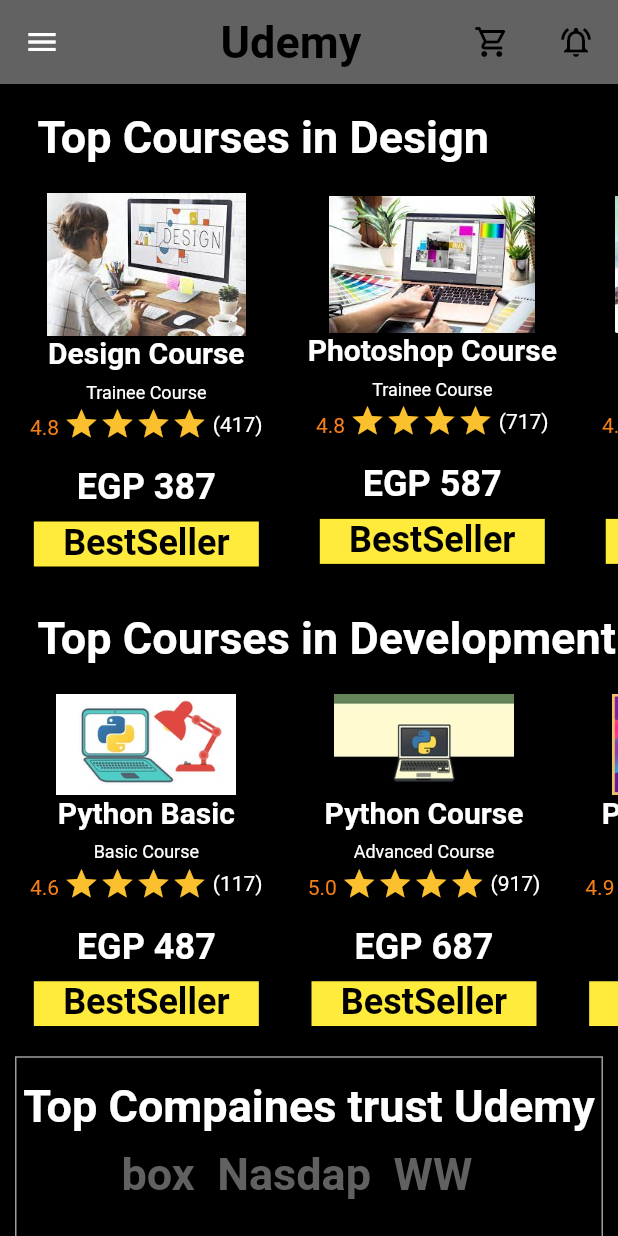
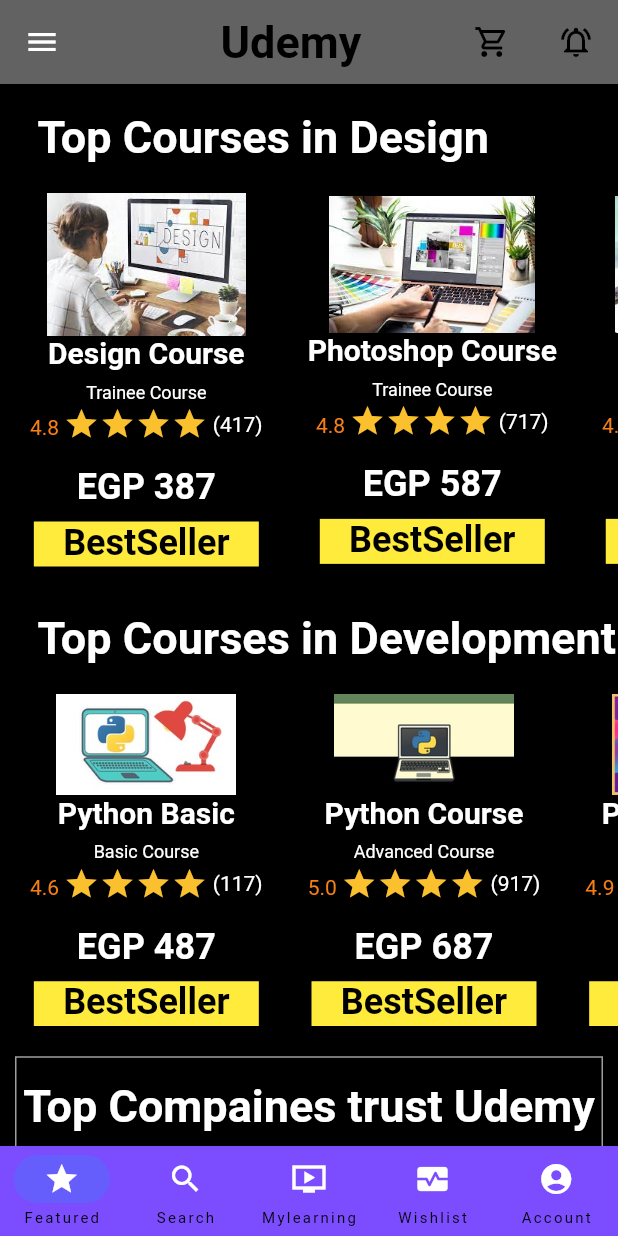
Before and after one commit to youssefeissa18/TaskUdemy, a Flutter app: the screen it shows after launch, scrolled down 576 dp, on a phone screen of 412 x 824 dp. Run offline on Flutter 3.47's test engine with Material 2 defaults, Android fonts, the phone set to English and light mode, and no system bars.

Commit message:
udemy
edit

```diff
--- a/udemy/lib/home_screen/home_screen.dart
+++ b/udemy/lib/home_screen/home_screen.dart
@@ -77,6 +77,36 @@
         ),
       ),
 
+      bottomNavigationBar: NavigationBar(
+        backgroundColor: Colors.deepPurpleAccent,
+        height: 60,
+        destinations: [
+          NavigationDestination(
+              icon: Icon(Icons.star,color: Colors.white),
+              label: "Featured"
+          ),
+
+          NavigationDestination(
+              icon: Icon(Icons.search,color: Colors.white),
+              label: "Search"
+          ),
+
+          NavigationDestination(
+              icon: Icon(Icons.ondemand_video_sharp,color: Colors.white),
+              label: "Mylearning"
+          ),
+
+          NavigationDestination(
+              icon: Icon(Icons.monitor_heart,color: Colors.white),
+              label: "Wishlist"),
+
+          NavigationDestination(
+              icon: Icon(Icons.account_circle,color: Colors.white),
+              label: "Account"
+          ),
+        ],
+      ),
+
 
       body: Compunent(),
     );
```
